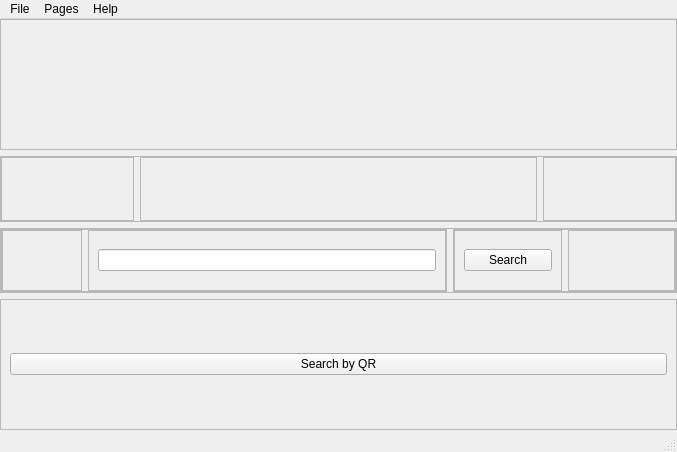
This is main_menu.ui in laurenesco/ToolBuddy-Inventory-Management-System as Qt 5 draws it before an edit. The edited form follows.
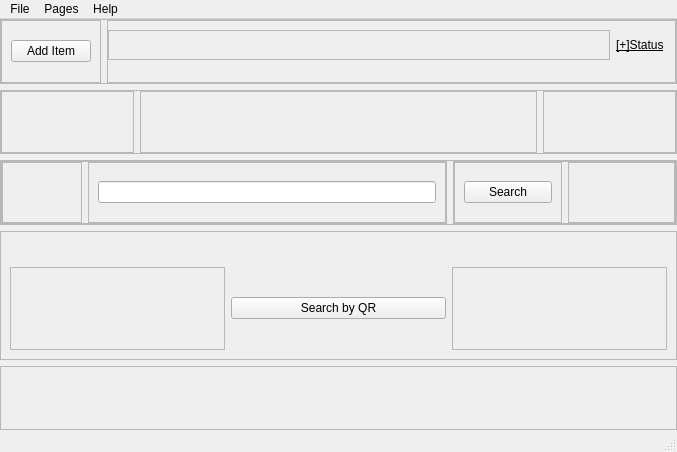
This is the edited form. Icons and pictures are not drawn.

Patch:
```diff
--- a/main_menu.ui
+++ b/main_menu.ui
@@ -14,7 +14,7 @@
    <string>MainWindow</string>
   </property>
   <widget class="QWidget" name="centralwidget">
-   <layout class="QVBoxLayout" name="verticalLayout" stretch="2,1,1,2">
+   <layout class="QVBoxLayout" name="verticalLayout" stretch="1,1,1,2,1">
     <property name="leftMargin">
      <number>0</number>
     </property>
@@ -35,6 +35,86 @@
       <property name="frameShadow">
        <enum>QFrame::Raised</enum>
       </property>
+      <layout class="QHBoxLayout" name="horizontalLayout_9">
+       <property name="leftMargin">
+        <number>0</number>
+       </property>
+       <property name="topMargin">
+        <number>0</number>
+       </property>
+       <property name="rightMargin">
+        <number>0</number>
+       </property>
+       <property name="bottomMargin">
+        <number>0</number>
+       </property>
+       <item>
+        <widget class="QFrame" name="addItemFrame">
+         <property name="frameShape">
+          <enum>QFrame::StyledPanel</enum>
+         </property>
+         <property name="frameShadow">
+          <enum>QFrame::Raised</enum>
+         </property>
+         <layout class="QHBoxLayout" name="horizontalLayout_10">
+          <item>
+           <widget class="QPushButton" name="addItemButton">
+            <property name="text">
+             <string>Add Item</string>
+            </property>
+           </widget>
+          </item>
+         </layout>
+        </widget>
+       </item>
+       <item>
+        <widget class="QFrame" name="frame_15">
+         <property name="frameShape">
+          <enum>QFrame::StyledPanel</enum>
+         </property>
+         <property name="frameShadow">
+          <enum>QFrame::Raised</enum>
+         </property>
+         <layout class="QVBoxLayout" name="verticalLayout_2">
+          <property name="leftMargin">
+           <number>0</number>
+          </property>
+          <property name="rightMargin">
+           <number>11</number>
+          </property>
+          <property name="bottomMargin">
+           <number>22</number>
+          </property>
+          <item>
+           <layout class="QHBoxLayout" name="horizontalLayout_8" stretch="5,0">
+            <item>
+             <widget class="QFrame" name="frame_2">
+              <property name="frameShape">
+               <enum>QFrame::StyledPanel</enum>
+              </property>
+              <property name="frameShadow">
+               <enum>QFrame::Raised</enum>
+              </property>
+             </widget>
+            </item>
+            <item>
+             <widget class="QLabel" name="statusLabel">
+              <property name="font">
+               <font>
+                <underline>true</underline>
+               </font>
+              </property>
+              <property name="text">
+               <string>[+]Status</string>
+              </property>
+             </widget>
+            </item>
+           </layout>
+          </item>
+         </layout>
+        </widget>
+       </item>
+      </layout>
      </widget>
     </item>
     <item>
@@ -77,6 +157,9 @@
           <enum>QFrame::Raised</enum>
          </property>
          <layout class="QHBoxLayout" name="horizontalLayout_2">
+          <property name="topMargin">
+           <number>35</number>
+          </property>
           <item>
            <widget class="QLabel" name="logo">
             <property name="text">
@@ -221,6 +304,7 @@
             <property name="frameShadow">
              <enum>QFrame::Raised</enum>
             </property>
+            <layout class="QHBoxLayout" name="horizontalLayout_6"/>
            </widget>
           </item>
          </layout>
@@ -237,7 +321,20 @@
       <property name="frameShadow">
        <enum>QFrame::Raised</enum>
       </property>
-      <layout class="QVBoxLayout" name="verticalLayout_2">
+      <layout class="QHBoxLayout" name="horizontalLayout_7">
+       <property name="topMargin">
+        <number>35</number>
+       </property>
+       <item>
+        <widget class="QFrame" name="frame_4">
+         <property name="frameShape">
+          <enum>QFrame::StyledPanel</enum>
+         </property>
+         <property name="frameShadow">
+          <enum>QFrame::Raised</enum>
+         </property>
+        </widget>
+       </item>
        <item>
         <widget class="QPushButton" name="qrPageButton">
          <property name="text">
@@ -245,9 +342,29 @@
          </property>
         </widget>
        </item>
+       <item>
+        <widget class="QFrame" name="frame_10">
+         <property name="frameShape">
+          <enum>QFrame::StyledPanel</enum>
+         </property>
+         <property name="frameShadow">
+          <enum>QFrame::Raised</enum>
+         </property>
+        </widget>
+       </item>
       </layout>
      </widget>
     </item>
+    <item>
+     <widget class="QFrame" name="frame_14">
+      <property name="frameShape">
+       <enum>QFrame::StyledPanel</enum>
+      </property>
+      <property name="frameShadow">
+       <enum>QFrame::Raised</enum>
+      </property>
+     </widget>
+    </item>
    </layout>
   </widget>
   <widget class="QMenuBar" name="menubar">
```
